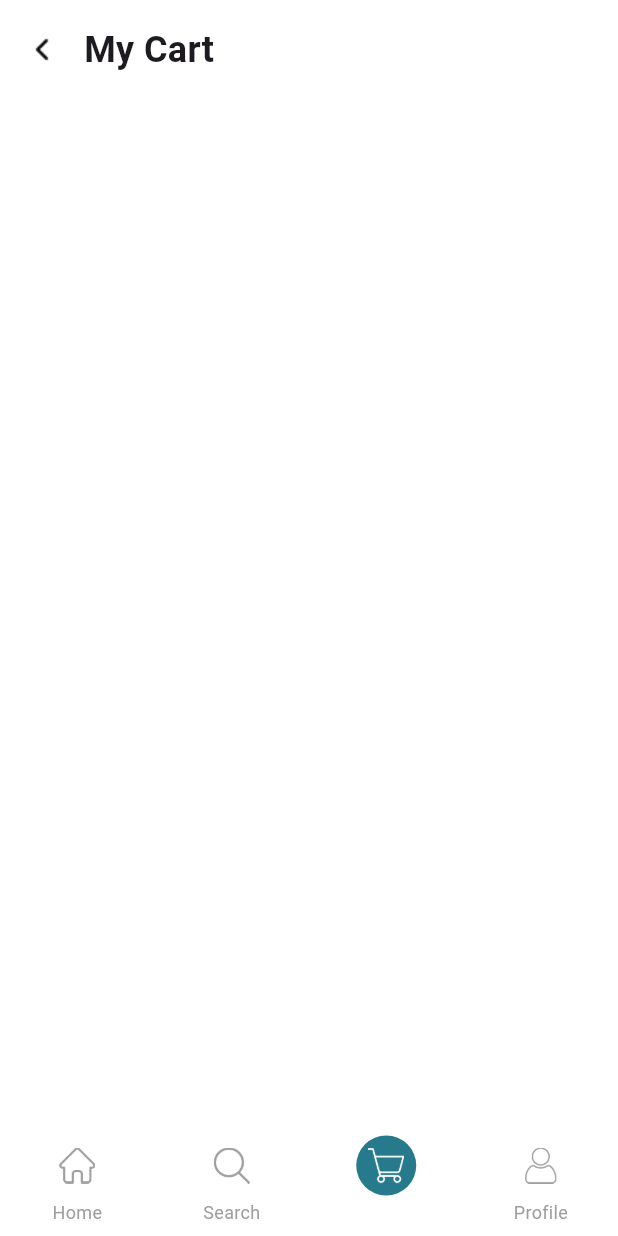
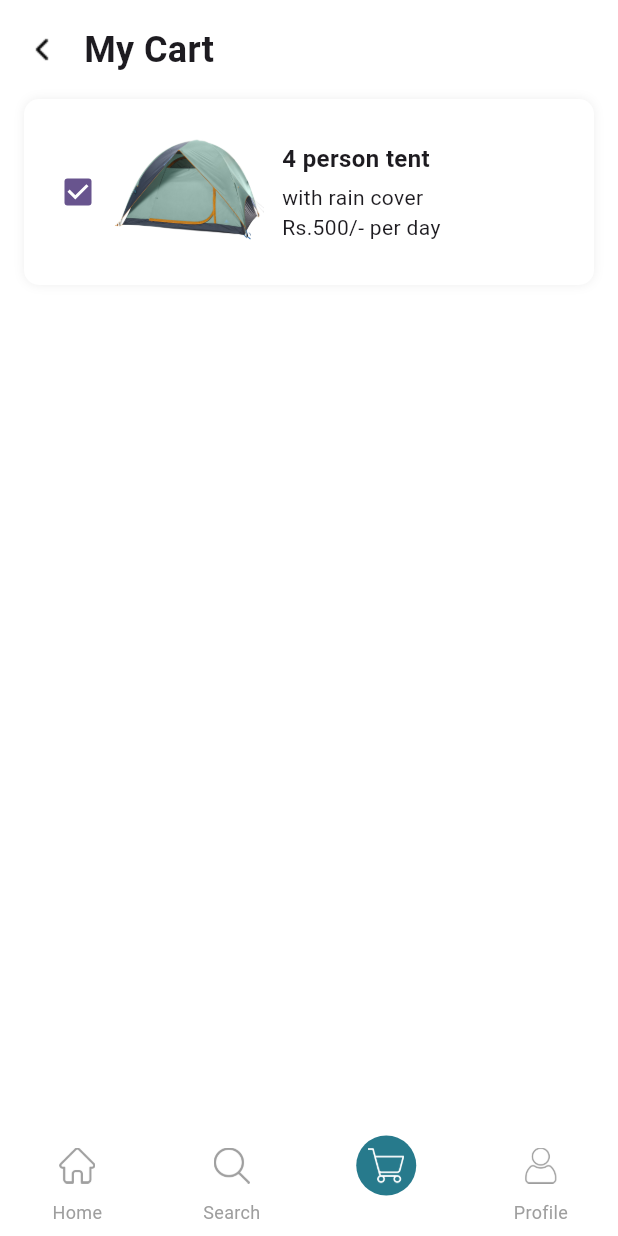
Before and after one commit to Chanukaisuru/CampKit, a Flutter app: the MyCartPage screen opened directly, on a phone screen of 412 x 824 dp. Run offline on Flutter 3.47's test engine with Material 3 defaults, Android fonts, the light colour scheme and no system bars.

Commit message:
create box for cart

```diff
--- a/lib/cart/cart_page.dart
+++ b/lib/cart/cart_page.dart
@@ -77,10 +77,25 @@ class _MyCartPageState extends State<MyCartPage> {
                       fontWeight: FontWeight.bold,
                     ),
                   ),
-
                 ],
               ),
-              // Add cart-specific content here if needed.
+
+              SizedBox(height: 16),
+              /*--------------Cart items--------------*/
+              Expanded(
+                child: ListView(
+                  children: [
+                     CartItem(
+                      image: 'assets/image/4person.jpg',
+                      title: '4 person tent',
+                      subtitle: 'with rain cover\nRs.500/- per day',
+                      price: 500,
+                    ),
+
+                  ],
+                ),
+                ),
+
             ],
           ),
         ),
@@ -93,3 +108,77 @@ class _MyCartPageState extends State<MyCartPage> {
     );
   }
 }
+
+
+/* ----------cart item Widget--------------- */
+
+class CartItem extends StatelessWidget {
+  final String image;
+  final String title;
+  final String subtitle;
+  final int price;
+
+  const CartItem({
+
+    required this.image,
+    required this.title,
+    required this.subtitle,
+    required this.price,
+  });
+
+  @override
+  Widget build(BuildContext context) {
+    return Container(
+      padding:  EdgeInsets.all(12),
+      decoration: BoxDecoration(
+        color: Colors.white,
+        borderRadius: BorderRadius.circular(10),
+        boxShadow: [
+          BoxShadow(
+            color: Colors.grey.shade200,blurRadius: 5),
+        ],
+      ),
+      child: Row(
+        children: [
+            Checkbox(value: true, onChanged: (value) {}),
+            Image.asset(image, width: 100, height: 100,fit: BoxFit.cover),
+            SizedBox(width: 12),
+            Expanded(
+              child: Column(
+                crossAxisAlignment: CrossAxisAlignment.start,
+                children: [
+                  Text(
+                    title,
+                    style: TextStyle(
+                      fontSize: 16,
+                      fontWeight: FontWeight.bold,
+                      ),
+                    ),
+
+                    SizedBox(height: 4),
+                    Text(
+                      subtitle,
+                      style: TextStyle(
+                        fontSize: 14,
+                      ),
+                    ),
+                ],
+              ),
+            ),
+
+            /*Column(
+              children: [
+                Row(
+                  children: [
+                    IconButton(onPressed: (){},
+                    icon: Icon(Icons.remove_circle_outline, color: Colors.grey),
+                    )
+                  ],
+                ),
+              ],
+            ),*/
+        ],
+      ),
+    );
+  }
+}
```
